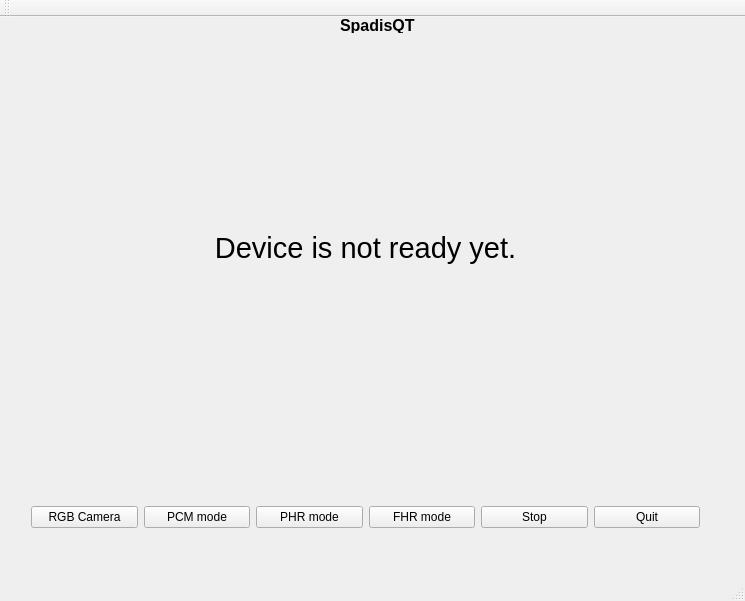
Old version of the form mainwindow.ui in the repository David1934/TinySwiftApp.
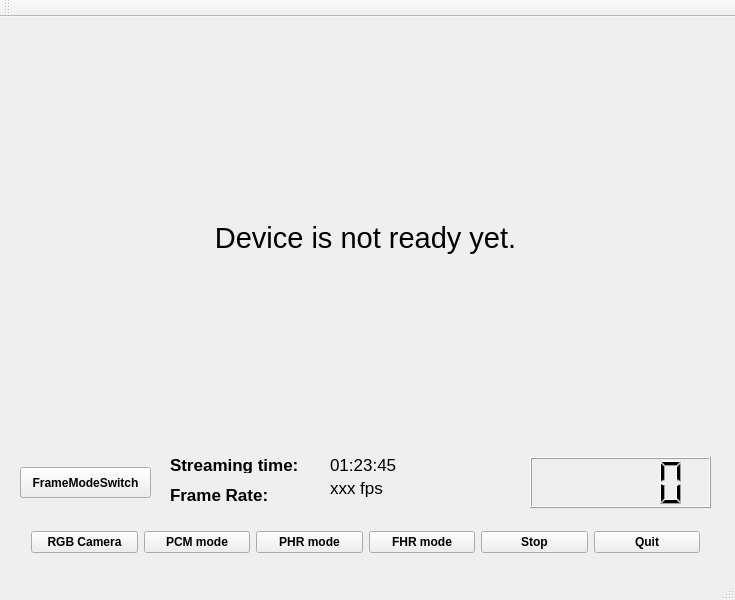
New version of the form.

Commit message: Add RTC time, streamed_time, fps display.

```diff
--- a/mainwindow.ui
+++ b/mainwindow.ui
@@ -6,40 +6,19 @@
    <rect>
     <x>0</x>
     <y>0</y>
-    <width>745</width>
-    <height>601</height>
+    <width>735</width>
+    <height>600</height>
    </rect>
   </property>
   <property name="windowTitle">
    <string>MainWindow</string>
   </property>
   <widget class="QWidget" name="centralWidget">
-   <widget class="QLabel" name="label">
-    <property name="geometry">
-     <rect>
-      <x>340</x>
-      <y>0</y>
-      <width>81</width>
-      <height>16</height>
-     </rect>
-    </property>
-    <property name="font">
-     <font>
-      <family>Arial</family>
-      <pointsize>12</pointsize>
-      <weight>75</weight>
-      <bold>true</bold>
-     </font>
-    </property>
-    <property name="text">
-     <string>SpadisQT</string>
-    </property>
-   </widget>
    <widget class="QWidget" name="horizontalLayoutWidget">
     <property name="geometry">
      <rect>
       <x>20</x>
-      <y>20</y>
+      <y>10</y>
       <width>691</width>
       <height>421</height>
      </rect>
@@ -66,14 +45,20 @@
     <property name="geometry">
      <rect>
       <x>20</x>
-      <y>460</y>
+      <y>500</y>
       <width>691</width>
-      <height>81</height>
+      <height>51</height>
      </rect>
     </property>
     <layout class="QHBoxLayout" name="horizontalLayout">
      <item>
       <widget class="QPushButton" name="RGBButton">
+       <property name="font">
+        <font>
+         <weight>75</weight>
+         <bold>true</bold>
+        </font>
+       </property>
        <property name="text">
         <string>RGB Camera</string>
        </property>
@@ -81,6 +66,12 @@
      </item>
      <item>
       <widget class="QPushButton" name="PCMButton">
+       <property name="font">
+        <font>
+         <weight>75</weight>
+         <bold>true</bold>
+        </font>
+       </property>
        <property name="text">
         <string>PCM mode</string>
        </property>
@@ -88,6 +79,12 @@
      </item>
      <item>
       <widget class="QPushButton" name="PHRButton">
+       <property name="font">
+        <font>
+         <weight>75</weight>
+         <bold>true</bold>
+        </font>
+       </property>
        <property name="text">
         <string>PHR mode</string>
        </property>
@@ -95,6 +92,12 @@
      </item>
      <item>
       <widget class="QPushButton" name="FHRButton">
+       <property name="font">
+        <font>
+         <weight>75</weight>
+         <bold>true</bold>
+        </font>
+       </property>
        <property name="text">
         <string>FHR mode</string>
        </property>
@@ -102,6 +105,12 @@
      </item>
      <item>
       <widget class="QPushButton" name="stopButton">
+       <property name="font">
+        <font>
+         <weight>75</weight>
+         <bold>true</bold>
+        </font>
+       </property>
        <property name="text">
         <string>Stop</string>
        </property>
@@ -109,6 +118,12 @@
      </item>
      <item>
       <widget class="QPushButton" name="quitButton">
+       <property name="font">
+        <font>
+         <weight>75</weight>
+         <bold>true</bold>
+        </font>
+       </property>
        <property name="text">
         <string>Quit</string>
        </property>
@@ -116,6 +131,116 @@
      </item>
     </layout>
    </widget>
+   <widget class="QPushButton" name="fmSwitchButton">
+    <property name="geometry">
+     <rect>
+      <x>20</x>
+      <y>450</y>
+      <width>131</width>
+      <height>31</height>
+     </rect>
+    </property>
+    <property name="font">
+     <font>
+      <weight>75</weight>
+      <bold>true</bold>
+     </font>
+    </property>
+    <property name="text">
+     <string>FrameModeSwitch</string>
+    </property>
+   </widget>
+   <widget class="QLabel" name="frLabel">
+    <property name="geometry">
+     <rect>
+      <x>170</x>
+      <y>470</y>
+      <width>111</width>
+      <height>16</height>
+     </rect>
+    </property>
+    <property name="font">
+     <font>
+      <pointsize>13</pointsize>
+      <weight>75</weight>
+      <bold>true</bold>
+     </font>
+    </property>
+    <property name="text">
+     <string>Frame Rate:</string>
+    </property>
+   </widget>
+   <widget class="QLabel" name="fpsLabel">
+    <property name="geometry">
+     <rect>
+      <x>330</x>
+      <y>460</y>
+      <width>71</width>
+      <height>21</height>
+     </rect>
+    </property>
+    <property name="font">
+     <font>
+      <pointsize>13</pointsize>
+     </font>
+    </property>
+    <property name="text">
+     <string>xxx fps</string>
+    </property>
+   </widget>
+   <widget class="QLabel" name="strmTimeLabel">
+    <property name="geometry">
+     <rect>
+      <x>170</x>
+      <y>440</y>
+      <width>151</width>
+      <height>16</height>
+     </rect>
+    </property>
+    <property name="font">
+     <font>
+      <pointsize>13</pointsize>
+      <weight>75</weight>
+      <bold>true</bold>
+     </font>
+    </property>
+    <property name="text">
+     <string>Streaming time:</string>
+    </property>
+   </widget>
+   <widget class="QLabel" name="strmTimeValueLabel">
+    <property name="geometry">
+     <rect>
+      <x>330</x>
+      <y>440</y>
+      <width>121</width>
+      <height>16</height>
+     </rect>
+    </property>
+    <property name="font">
+     <font>
+      <pointsize>13</pointsize>
+     </font>
+    </property>
+    <property name="text">
+     <string>01:23:45</string>
+    </property>
+   </widget>
+   <widget class="QLCDNumber" name="lcdNumber">
+    <property name="geometry">
+     <rect>
+      <x>530</x>
+      <y>440</y>
+      <width>181</width>
+      <height>51</height>
+     </rect>
+    </property>
+    <property name="font">
+     <font>
+      <pointsize>11</pointsize>
+     </font>
+    </property>
+   </widget>
   </widget>
   <widget class="QMenuBar" name="menuBar">
    <property name="geometry">
```
Left out of the diff: 4 changed lines with no effect on the pictures. The commit also changes 12 other files.
